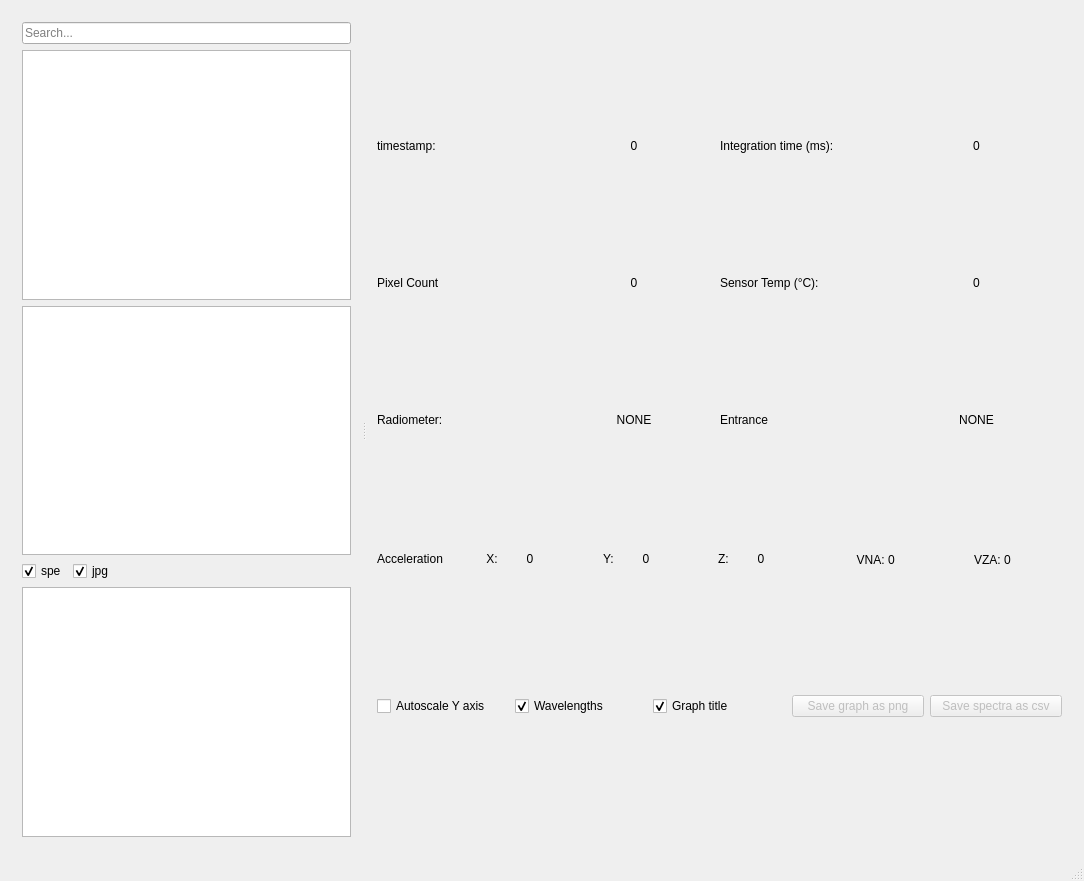
This is mainwindow.ui in HYPERNETS/binary_viewer as Qt 5 draws it before an edit. The edited form follows.
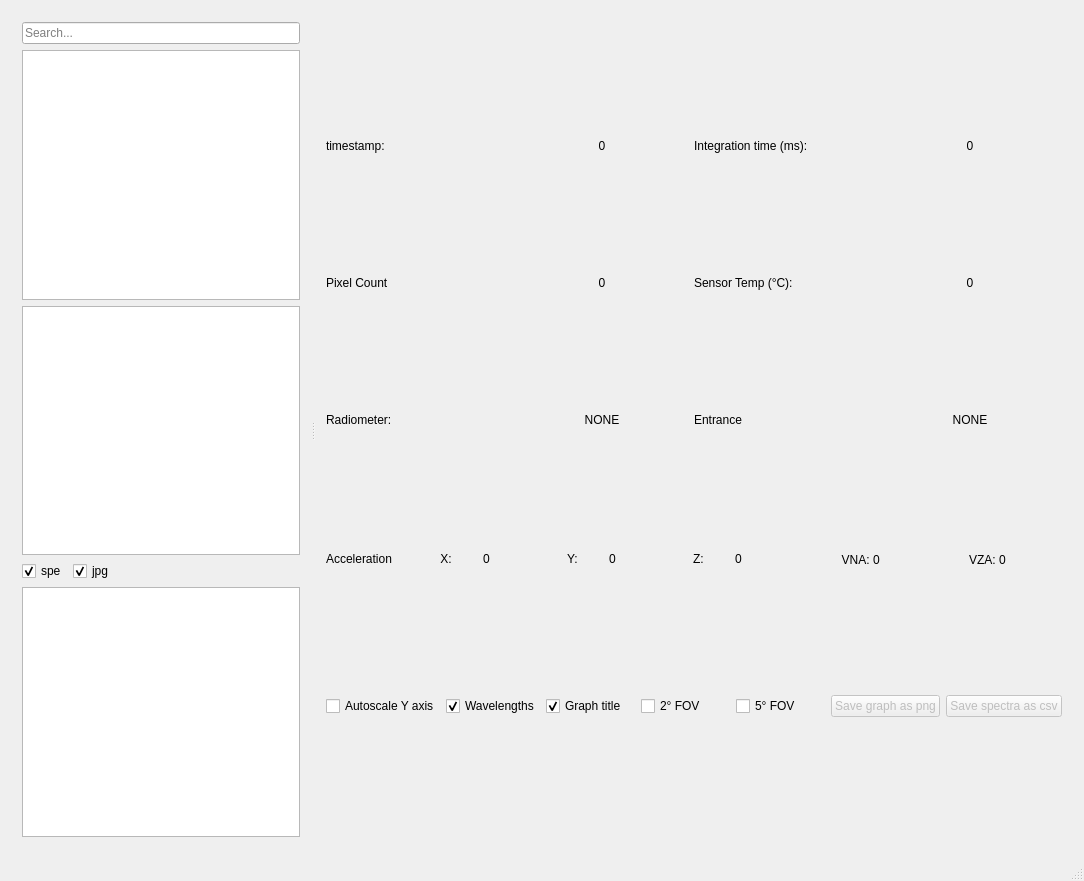
This is the edited form.

Commit message: added 2deg and 5deg FOV overlays on camera images

Diff of the .ui file:
```diff
--- a/mainwindow.ui
+++ b/mainwindow.ui
@@ -812,6 +812,20 @@
             </property>
            </widget>
           </item>
+          <item>
+           <widget class="QCheckBox" name="fov2">
+            <property name="text">
+             <string>2° FOV</string>
+            </property>
+           </widget>
+          </item>
+          <item>
+           <widget class="QCheckBox" name="fov5">
+            <property name="text">
+             <string>5° FOV</string>
+            </property>
+           </widget>
+          </item>
           <item>
            <widget class="QPushButton" name="graphSaveButton">
             <property name="enabled">
```
The commit also changes 1 other file.
